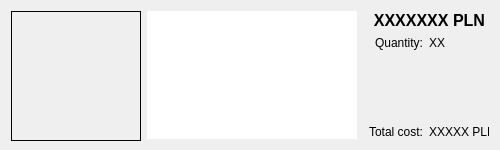
First picture: the form in orderhistorydevicewidget.ui, repository szymon27/xkomx, before the edit.
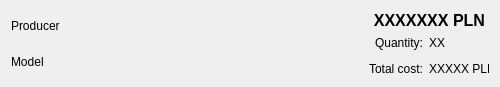
Second picture: the form after the edit.

Commit message: edit user window, order history window

```diff
--- a/orderhistorydevicewidget.ui
+++ b/orderhistorydevicewidget.ui
@@ -7,59 +7,38 @@
     <x>0</x>
     <y>0</y>
     <width>500</width>
-    <height>150</height>
+    <height>87</height>
    </rect>
   </property>
   <property name="minimumSize">
    <size>
     <width>500</width>
-    <height>150</height>
+    <height>75</height>
    </size>
   </property>
   <property name="maximumSize">
    <size>
     <width>16777215</width>
-    <height>150</height>
+    <height>87</height>
    </size>
   </property>
   <property name="windowTitle">
    <string>Form</string>
   </property>
   <layout class="QHBoxLayout" name="horizontalLayout">
-   <item>
-    <widget class="QLabel" name="lbImage">
-     <property name="minimumSize">
-      <size>
-       <width>130</width>
-       <height>130</height>
-      </size>
-     </property>
-     <property name="maximumSize">
-      <size>
-       <width>130</width>
-       <height>130</height>
-      </size>
-     </property>
-     <property name="frameShape">
-      <enum>QFrame::Box</enum>
-     </property>
-     <property name="text">
-      <string/>
-     </property>
-     <property name="scaledContents">
-      <bool>true</bool>
-     </property>
-    </widget>
-   </item>
    <item>
     <layout class="QVBoxLayout" name="verticalLayout_2">
      <item>
-      <widget class="QTextEdit" name="txtDetails">
-       <property name="autoFillBackground">
-        <bool>false</bool>
+      <widget class="QLabel" name="lbProducer">
+       <property name="text">
+        <string>Producer</string>
        </property>
-       <property name="frameShape">
-        <enum>QFrame::NoFrame</enum>
+      </widget>
+     </item>
+     <item>
+      <widget class="QLabel" name="lbModel">
+       <property name="text">
+        <string>Model</string>
        </property>
       </widget>
      </item>
```
The commit also changes 17 other files.
